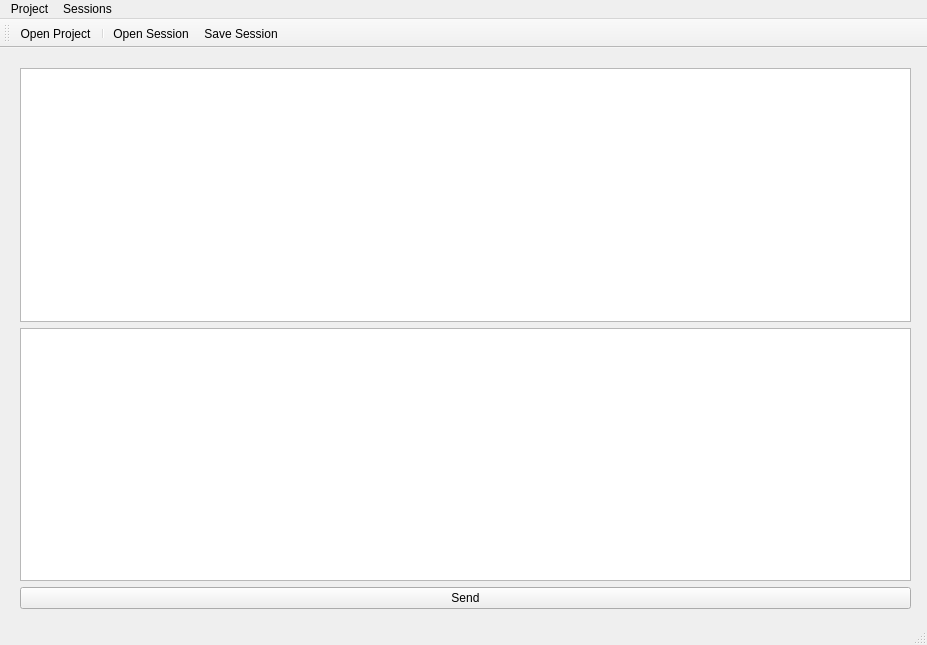
The window that mainwindow.ui (clintonthegeek/VibeKoder) describes before a commit, drawn with Qt 5.
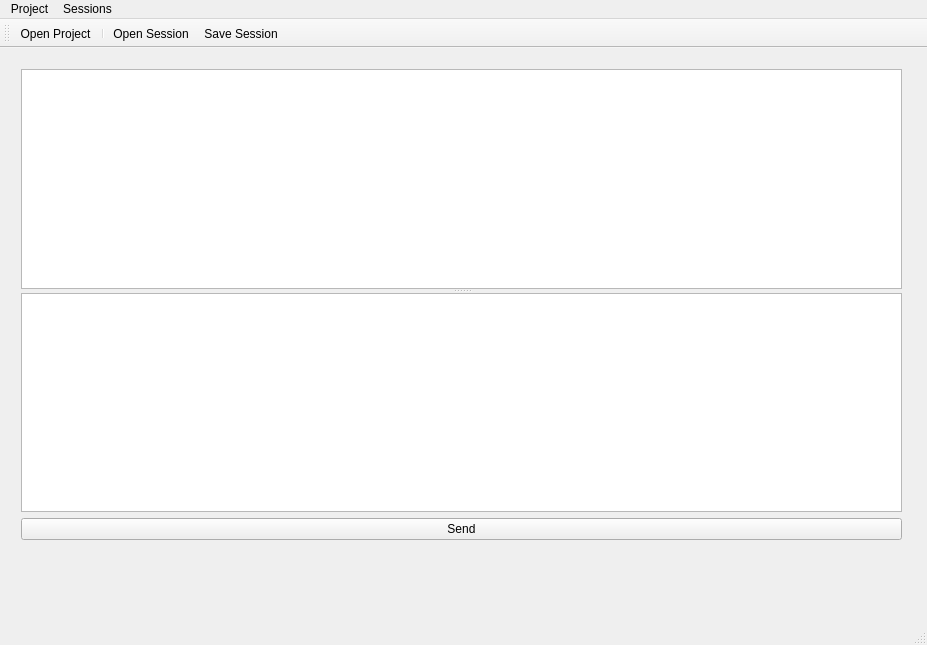
The same window after the commit. Icons and pictures are not drawn.

What changed in the file:
```diff
--- a/mainwindow.ui
+++ b/mainwindow.ui
@@ -17,33 +17,35 @@
    <widget class="QWidget" name="">
     <property name="geometry">
      <rect>
-      <x>20</x>
-      <y>20</y>
-      <width>891</width>
-      <height>541</height>
+      <x>21</x>
+      <y>21</y>
+      <width>881</width>
+      <height>471</height>
      </rect>
     </property>
     <layout class="QVBoxLayout" name="verticalLayout">
      <item>
+      <widget class="QSplitter" name="splitter">
+       <property name="orientation">
+        <enum>Qt::Orientation::Vertical</enum>
+       </property>
+       <property name="childrenCollapsible">
+        <bool>false</bool>
+       </property>
       <widget class="QPlainTextEdit" name="textEditSession"/>
-     </item>
-     <item>
-      <widget class="QPlainTextEdit" name="textEditResponse">
+       <widget class="QPlainTextEdit" name="textAppendUserPromptSlice">
        <property name="readOnly">
-        <bool>true</bool>
-       </property>
-      </widget>
+         <bool>false</bool>
+        </property>
+       </widget>
+      </widget>
      </item>
-     <item>
-      <layout class="QHBoxLayout" name="horizontalLayout">
        <item>
         <widget class="QPushButton" name="sendButton">
          <property name="text">
           <string>Send</string>
          </property>
         </widget>
-       </item>
-      </layout>
      </item>
     </layout>
    </widget>
```
Lines whose indentation alone changed are shown as unchanged.
